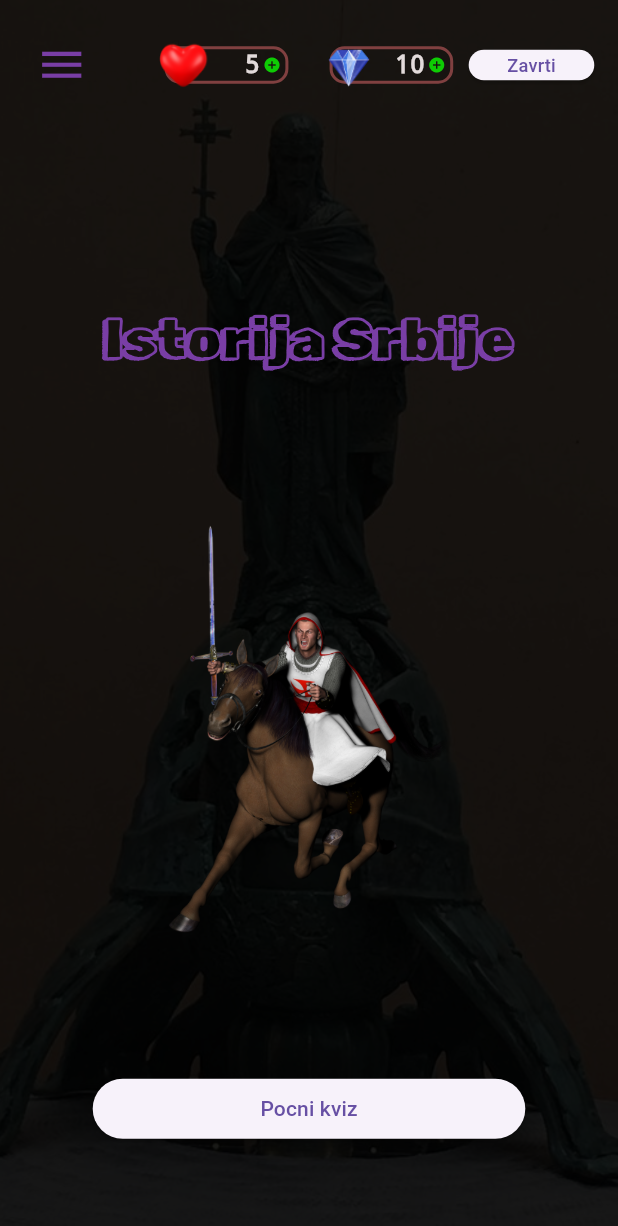
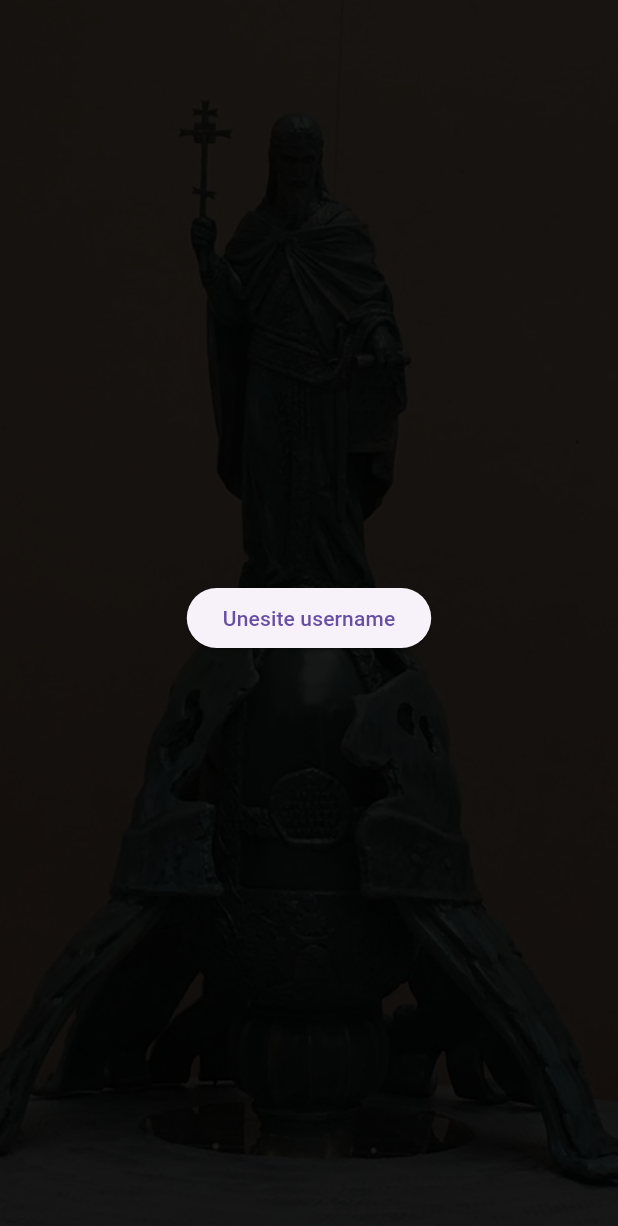
Before and after one commit to MarkoVasicDeveloper/HistoryQuiz--Flutter, a Flutter app: the screen it shows after launch, on a phone screen of 412 x 824 dp. Shown: the top 1226 px of the screen. Run offline on Flutter 3.47's test engine with Material 3 defaults, Android fonts, the phone set to English and light mode, and no system bars; our stand-ins replace flutter_fortune_wheel, shared_preferences; statements that could not run were skipped.

Commit message:
Username input

```diff
--- a/lib/screens/home/home_screen.dart
+++ b/lib/screens/home/home_screen.dart
@@ -4,6 +4,7 @@ import 'package:istorija_srbije/screens/home/widgets/header.dart';
 import 'package:istorija_srbije/screens/home/widgets/home_img.dart';
 import 'package:istorija_srbije/screens/home/widgets/home_title.dart';
 import 'package:istorija_srbije/screens/home/widgets/navigate_button.dart';
+import 'package:istorija_srbije/screens/home/widgets/username_input.dart';
 
 class HomeScreen extends StatefulWidget {
   final UserProvider userProvider;
@@ -20,6 +21,17 @@ class HomeState extends State<HomeScreen> {
 
   @override
   Widget build(BuildContext context) {
+    if (widget.userProvider.userModel.username.isEmpty) {
+      return Align(
+        alignment: Alignment.center,
+        child: ElevatedButton(
+          onPressed: () {
+            showUsernameInputDialog(context, widget.userProvider);
+          },
+          child: const Text('Unesite username'),
+        ),
+      );
+    }
     return Stack(
       children: [
         AnimatedPositioned(
```
Also changed, not shown: lib/screens/home/widgets/username_input.dart (added, +41 -0 lines).
